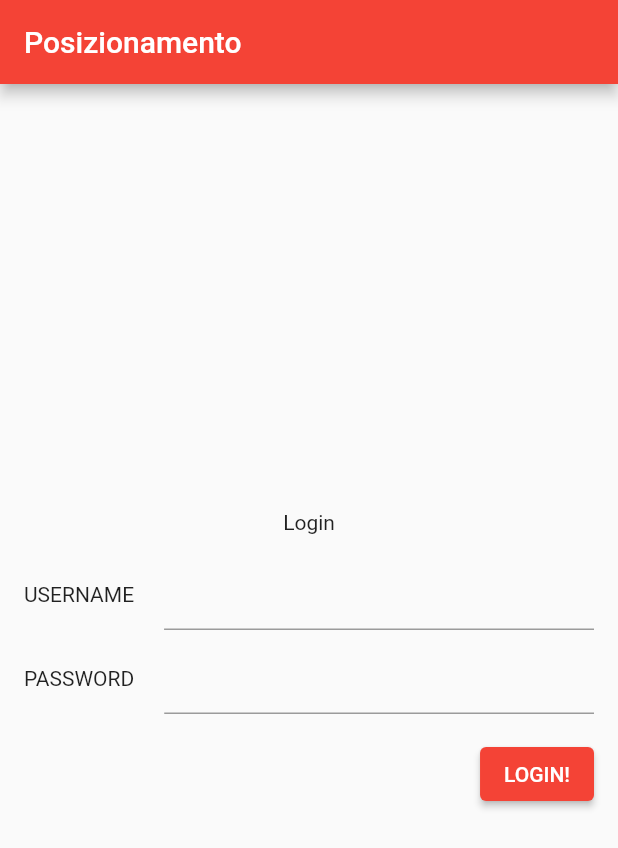
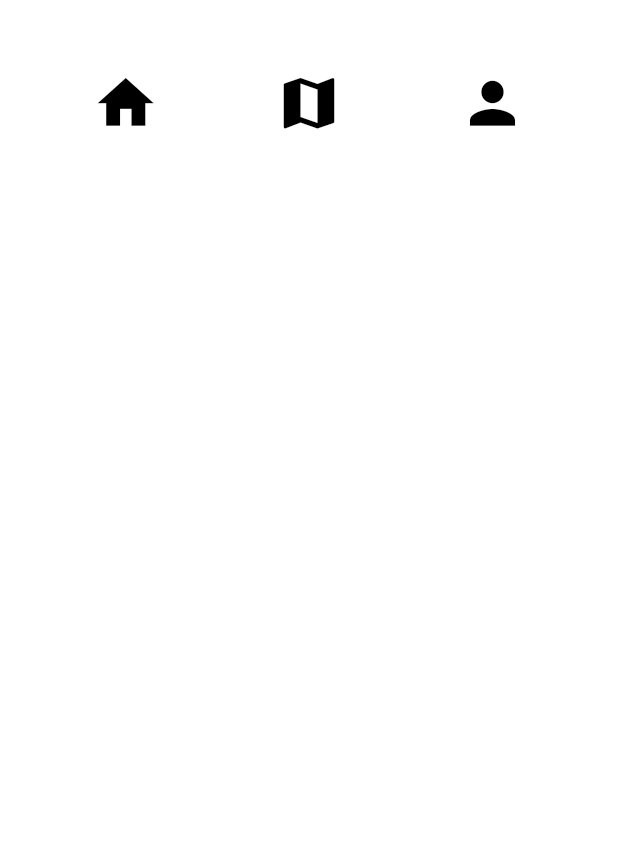
Before and after one commit to Luca-Lucidera/flutter_tutorial, a Flutter app: the screen it shows after launch, on a phone screen of 412 x 824 dp. Shown: the top 848 px of the screen. Run offline on Flutter 3.47's test engine with Material 2 defaults, Android fonts, the phone set to English and light mode, and no system bars.

Commit message:
Aggiunte altre belle cose

```diff
--- a/lib/main.dart
+++ b/lib/main.dart
@@ -1,12 +1,14 @@
+// ignore_for_file: prefer_const_literals_to_create_immutables
+
 import 'dart:convert';
 import 'dart:developer';
 
 import 'package:flutter/material.dart';
 import 'package:http/http.dart' as http;
 
-TextEditingController usernameController = TextEditingController();
+TextEditingController emailController = TextEditingController();
 TextEditingController passowrdController = TextEditingController();
-TextField usernameTextField = TextField(controller: usernameController);
+TextField emailTextField = TextField(controller: emailController);
 TextField passwordTextField = TextField(
   obscureText: true,
   autocorrect: false,
@@ -24,7 +26,83 @@ class MyApp extends StatelessWidget {
     return MaterialApp(
       title: "Material app",
       theme: ThemeData(primarySwatch: Colors.blue),
-      home: const LoginPage(),
+      home: const HomePage(),
+    );
+  }
+}
+
+class HomePage extends StatefulWidget {
+  const HomePage({Key? key}) : super(key: key);
+
+  @override
+  State<HomePage> createState() => _HomePageState();
+}
+
+class _HomePageState extends State<HomePage> {
+  @override
+  Widget build(BuildContext context) {
+    return Container(
+      color: Colors.white,
+      child: Row(
+        crossAxisAlignment: CrossAxisAlignment.start,
+        mainAxisAlignment: MainAxisAlignment.spaceEvenly,
+        children: [
+          //Home button / icons
+          Container(
+            padding: const EdgeInsets.only(top: 45),
+            child: ElevatedButton(
+              onPressed: () {},
+              child: const Icon(
+                Icons.home,
+                color: Colors.black,
+                size: 45.0,
+              ),
+              style: ElevatedButton.styleFrom(
+                primary: Colors.transparent,
+                onPrimary: Colors.transparent,
+                shadowColor: Colors.transparent,
+              ),
+            ),
+          ),
+          //Mappa
+          Container(
+            padding: const EdgeInsets.only(top: 45),
+            child: ElevatedButton(
+              onPressed: () {},
+              child: const Icon(
+                Icons.map,
+                size: 45.0,
+                color: Colors.black,
+              ),
+              style: ElevatedButton.styleFrom(
+                primary: Colors.transparent,
+                onPrimary: Colors.transparent,
+                shadowColor: Colors.transparent,
+              ),
+            ),
+          ),
+          //User
+          Container(
+            padding: const EdgeInsets.only(top: 45),
+            child: ElevatedButton(
+              onPressed: () {
+                Navigator.push(context,
+                    MaterialPageRoute(builder: (context) => const LoginPage()));
+              },
+              child: const Icon(
+                Icons.person,
+                size: 45.0,
+                color: Colors.black,
+              ),
+              style: ElevatedButton.styleFrom(
+                primary: Colors.transparent,
+                onPrimary: Colors.transparent,
+                shadowColor: Colors.transparent,
+              ),
+            ),
+          ),
+        ],
+      ),
     );
   }
 }
@@ -57,11 +135,11 @@ class LoginPage extends StatelessWidget {
               child: Row(
                 children: <Widget>[
                   Container(
-                    child: const Text("USERNAME"),
-                    margin: const EdgeInsets.only(right: 20),
+                    child: const Text("EMAIL"),
+                    margin: const EdgeInsets.only(right: 51),
                   ),
                   Flexible(
-                    child: usernameTextField,
+                    child: emailTextField,
                   ),
                 ],
               ),
@@ -98,7 +176,7 @@ class LoginPage extends StatelessWidget {
                                   context,
                                   MaterialPageRoute(
                                       builder: (context) =>
-                                          const SecondRoute()))
+                                          const UserProfile()))
                             }
                         });
                   },
@@ -113,44 +191,29 @@ class LoginPage extends StatelessWidget {
   }
 }
 
-class SecondRoute extends StatelessWidget {
-  const SecondRoute({Key? key}) : super(key: key);
+class UserProfile extends StatelessWidget {
+  const UserProfile({Key? key}) : super(key: key);
+
   @override
   Widget build(BuildContext context) {
-    return Scaffold(
-      appBar: AppBar(
-        title: const Text('Second Route'),
-      ),
-      body: Center(
-        child: ElevatedButton(
-          onPressed: () {
-            // Navigate back to first route when tapped.
-          },
-          child: const Text('Go back!'),
-        ),
-      ),
-    );
+    return Container();
   }
 }
 
 Future<http.Response> checkCredential() async {
   String host = "http://192.168.1.95:8080/login";
-  var client = await http.Client();
-  bool ok = false;
+  var client = http.Client();
+  log(emailController.text + " " + passowrdController.text);
   return client.post(
     Uri.parse(host),
     headers: <String, String>{
       'Content-Type': 'application/json; charset=UTF-8',
     },
     body: jsonEncode(<String, String>{
-      'email': 'mornatta@gmail.com',
-      'password': 'mornatta1234'
+      'email': emailController.text,
+      'password': passowrdController.text
     }),
   );
-}
-
-void secondFunction(prova) {
-  debugPrint('$prova');
 }
 
 void lezioniFinoAlla12() {
```
